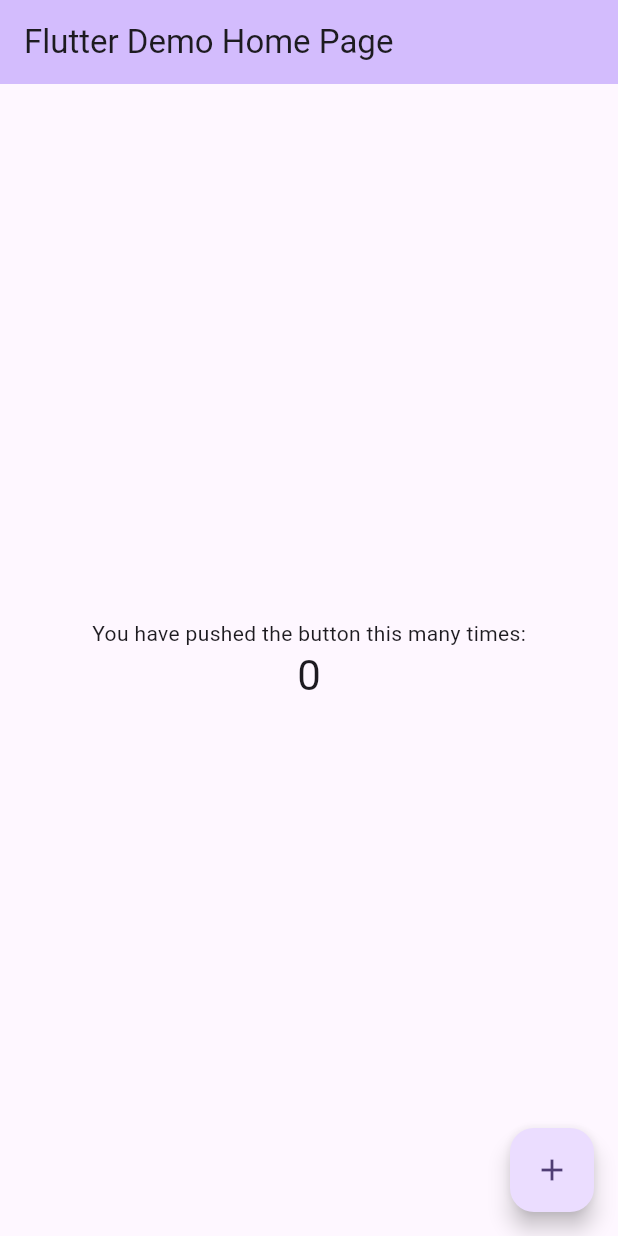
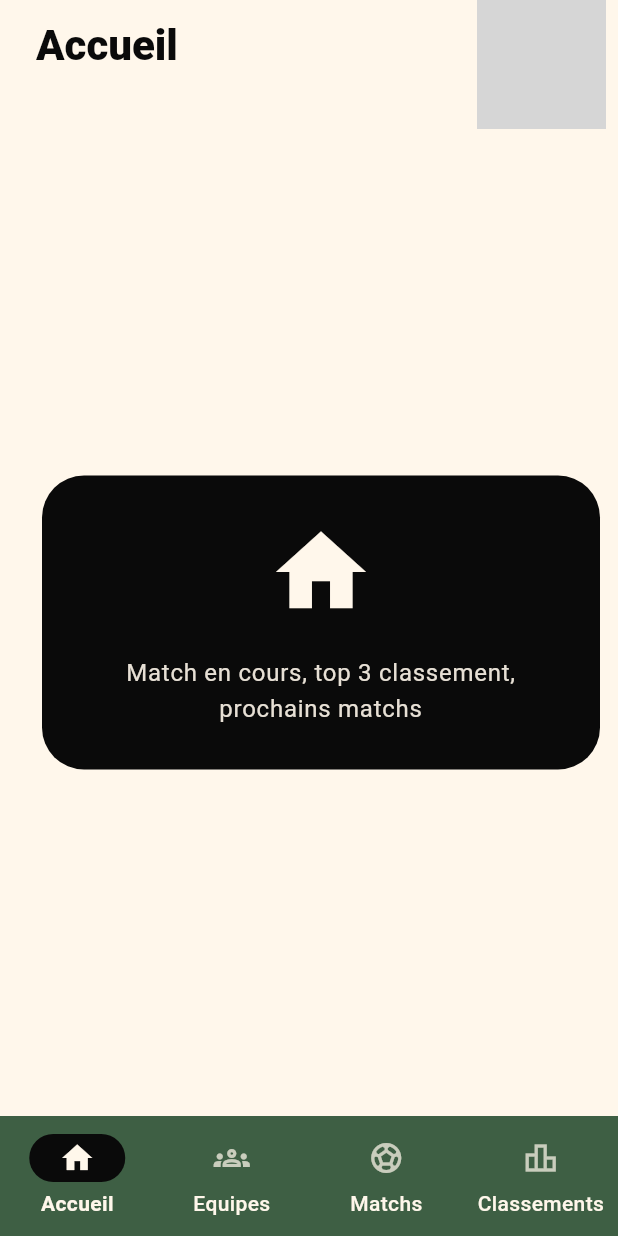
Before and after one commit to Ynough-Corporation/Ynough_dev, a Flutter app: the screen it shows after launch, on a phone screen of 412 x 824 dp. Run offline on Flutter 3.47's test engine with Material 3 defaults, Android fonts, the phone set to English and light mode, and no system bars; grey boxes are pictures that could not be loaded.

Commit message:
feat(navbar) : navbar and logo included

```diff
--- a/Ynough/lib/main.dart
+++ b/Ynough/lib/main.dart
@@ -1,4 +1,10 @@
 import 'package:flutter/material.dart';
+
+import 'navbar/navbar.dart';
+
+const _ynoughBlack = Color(0xFF0A0A0A);
+const _ynoughGreen = Color(0xFF3E5F44);
+const _ynoughCream = Color(0xFFFFF7EB);
 
 void main() {
   runApp(const MyApp());
@@ -7,116 +13,47 @@ void main() {
 class MyApp extends StatelessWidget {
   const MyApp({super.key});
 
-  // This widget is the root of your application.
   @override
   Widget build(BuildContext context) {
     return MaterialApp(
-      title: 'Flutter Demo',
+      debugShowCheckedModeBanner: false,
+      title: 'Ynough',
       theme: ThemeData(
-        // This is the theme of your application.
-        //
-        // TRY THIS: Try running your application with "flutter run". You'll see
-        // the application has a purple toolbar. Then, without quitting the app,
-        // try changing the seedColor in the colorScheme below to Colors.green
-        // and then invoke "hot reload" (save your changes or press the "hot
-        // reload" button in a Flutter-supported IDE, or press "r" if you used
-        // the command line to start the app).
-        //
-        // Notice that the counter didn't reset back to zero; the application
-        // state is not lost during the reload. To reset the state, use hot
-        // restart instead.
-        //
-        // This works for code too, not just values: Most code changes can be
-        // tested with just a hot reload.
-        colorScheme: .fromSeed(seedColor: Colors.deepPurple),
+        colorScheme: const ColorScheme.light(
+          primary: _ynoughGreen,
+          onPrimary: _ynoughCream,
+          secondary: _ynoughGreen,
+          onSecondary: _ynoughCream,
+          surface: _ynoughCream,
+          onSurface: _ynoughBlack,
+          error: Color(0xFFB3261E),
+          onError: Colors.white,
+        ),
+        useMaterial3: true,
+        scaffoldBackgroundColor: _ynoughCream,
+        appBarTheme: const AppBarTheme(
+          backgroundColor: _ynoughGreen,
+          foregroundColor: _ynoughCream,
+        ),
+        navigationBarTheme: NavigationBarThemeData(
+          backgroundColor: _ynoughGreen,
+          indicatorColor: _ynoughBlack,
+          labelTextStyle: WidgetStateProperty.resolveWith((states) {
+            final isSelected = states.contains(WidgetState.selected);
+            return TextStyle(
+              color: _ynoughCream,
+              fontWeight: isSelected ? FontWeight.w700 : FontWeight.w500,
+            );
+          }),
+          iconTheme: WidgetStateProperty.resolveWith((states) {
+            final isSelected = states.contains(WidgetState.selected);
+            return IconThemeData(
+              color: isSelected ? _ynoughCream : _ynoughCream.withValues(alpha: 0.72),
+            );
+          }),
+        ),
       ),
-      home: const MyHomePage(title: 'Flutter Demo Home Page'),
+      home: const MainNavigationScreen(),
     );
   }
 }
-
-class MyHomePage extends StatefulWidget {
-  const MyHomePage({super.key, required this.title});
-
-  // This widget is the home page of your application. It is stateful, meaning
-  // that it has a State object (defined below) that contains fields that affect
-  // how it looks.
-
-  // This class is the configuration for the state. It holds the values (in this
-  // case the title) provided by the parent (in this case the App widget) and
-  // used by the build method of the State. Fields in a Widget subclass are
-  // always marked "final".
-
-  final String title;
-
-  @override
-  State<MyHomePage> createState() => _MyHomePageState();
-}
-
-class _MyHomePageState extends State<MyHomePage> {
-  int _counter = 0;
-
-  void _incrementCounter() {
-    setState(() {
-      // This call to setState tells the Flutter framework that something has
-      // changed in this State, which causes it to rerun the build method below
-      // so that the display can reflect the updated values. If we changed
-      // _counter without calling setState(), then the build method would not be
-      // called again, and so nothing would appear to happen.
-      _counter++;
-    });
-  }
-
-  @override
-  Widget build(BuildContext context) {
-    // This method is rerun every time setState is called, for instance as done
-    // by the _incrementCounter method above.
-    //
-    // The Flutter framework has been optimized to make rerunning build methods
-    // fast, so that you can just rebuild anything that needs updating rather
-    // than having to individually change instances of widgets.
-    return Scaffold(
-      appBar: AppBar(
-        // TRY THIS: Try changing the color here to a specific color (to
-        // Colors.amber, perhaps?) and trigger a hot reload to see the AppBar
-        // change color while the other colors stay the same.
-        backgroundColor: Theme.of(context).colorScheme.inversePrimary,
-        // Here we take the value from the MyHomePage object that was created by
-        // the App.build method, and use it to set our appbar title.
-        title: Text(widget.title),
-      ),
-      body: Center(
-        // Center is a layout widget. It takes a single child and positions it
-        // in the middle of the parent.
-        child: Column(
-          // Column is also a layout widget. It takes a list of children and
-          // arranges them vertically. By default, it sizes itself to fit its
-          // children horizontally, and tries to be as tall as its parent.
-          //
-          // Column has various properties to control how it sizes itself and
-          // how it positions its children. Here we use mainAxisAlignment to
-          // center the children vertically; the main axis here is the vertical
-          // axis because Columns are vertical (the cross axis would be
-          // horizontal).
-          //
-          // TRY THIS: Invoke "debug painting" (choose the "Toggle Debug Paint"
-          // action in the IDE, or press "p" in the console), to see the
-          // wireframe for each widget.
-          mainAxisAlignment: .center,
-          children: [
-            const Text('You have pushed the button this many times:'),
-            Text(
-              '$_counter',
-              style: Theme.of(context).textTheme.headlineMedium,
-            ),
-          ],
-        ),
-      ),
-      floatingActionButton: FloatingActionButton(
-        onPressed: _incrementCounter,
-        tooltip: 'Increment',
-        child: const Icon(Icons.add),
-      ),
-    );
-  }
-}
--- /dev/null
+++ b/Ynough/lib/navbar/navbar.dart
@@ -0,0 +1,200 @@
+import 'package:flutter/material.dart';
+
+const ynoughBlack = Color(0xFF0A0A0A);
+const ynoughCream = Color(0xFFFFF7EB);
+
+class MainNavigationScreen extends StatefulWidget {
+  const MainNavigationScreen({super.key});
+
+  @override
+  State<MainNavigationScreen> createState() => _MainNavigationScreenState();
+}
+
+class _MainNavigationScreenState extends State<MainNavigationScreen> {
+  int _selectedIndex = 0;
+
+  static const List<_NavigationPageData> _pages = [
+    _NavigationPageData(
+      title: 'Accueil',
+      icon: Icons.home_outlined,
+      selectedIcon: Icons.home,
+      page: SectionPage(
+        title: 'Accueil',
+        subtitle: 'Match en cours, top 3 classement, prochains matchs',
+        icon: Icons.home,
+      ),
+    ),
+    _NavigationPageData(
+      title: 'Equipes',
+      icon: Icons.groups_outlined,
+      selectedIcon: Icons.groups,
+      page: SectionPage(
+        title: 'Equipes',
+        subtitle: 'Equipes inscrites, leur nombre de victoires et de defaites, bouton ajouter une equipe',
+        icon: Icons.groups,
+      ),
+    ),
+    _NavigationPageData(
+      title: 'Matchs',
+      icon: Icons.sports_soccer_outlined,
+      selectedIcon: Icons.sports_soccer,
+      page: SectionPage(
+        title: 'Matchs',
+        subtitle: 'Matchs en cours, a venir et termines, ajouter match',
+        icon: Icons.sports_soccer,
+      ),
+    ),
+    _NavigationPageData(
+      title: 'Classements',
+      icon: Icons.leaderboard_outlined,
+      selectedIcon: Icons.leaderboard,
+      page: SectionPage(
+        title: 'Classements',
+        subtitle: 'Classement general de toutes les equipes',
+        icon: Icons.leaderboard,
+      ),
+    ),
+  ];
+
+  @override
+  Widget build(BuildContext context) {
+    return Scaffold(
+      body: IndexedStack(
+        index: _selectedIndex,
+        children: _pages.map((pageData) => pageData.page).toList(),
+      ),
+      bottomNavigationBar: NavigationBar(
+        selectedIndex: _selectedIndex,
+        onDestinationSelected: (index) {
+          setState(() {
+            _selectedIndex = index;
+          });
+        },
+        destinations: _pages
+            .map(
+              (pageData) => NavigationDestination(
+                icon: Icon(pageData.icon),
+                selectedIcon: Icon(pageData.selectedIcon),
+                label: pageData.title,
+              ),
+            )
+            .toList(),
+      ),
+    );
+  }
+}
+
+class _NavigationPageData {
+  const _NavigationPageData({
+    required this.title,
+    required this.icon,
+    required this.selectedIcon,
+    required this.page,
+  });
+
+  final String title;
+  final IconData icon;
+  final IconData selectedIcon;
+  final Widget page;
+}
+
+class SectionPage extends StatelessWidget {
+  const SectionPage({
+    super.key,
+    required this.title,
+    required this.subtitle,
+    required this.icon,
+  });
+
+  final String title;
+  final String subtitle;
+  final IconData icon;
+
+  @override
+  Widget build(BuildContext context) {
+    return Container(
+      width: double.infinity,
+      padding: const EdgeInsets.fromLTRB(24, 0, 8, 24),
+      color: ynoughCream,
+      child: SafeArea(
+        top: false,
+        child: Column(
+          crossAxisAlignment: CrossAxisAlignment.start,
+          children: [
+            Row(
+              crossAxisAlignment: CrossAxisAlignment.start,
+              children: [
+                Expanded(
+                  child: Padding(
+                    padding: const EdgeInsets.only(top: 12),
+                    child: Text(
+                      title,
+                      style: Theme.of(context).textTheme.headlineMedium?.copyWith(
+                        color: ynoughBlack,
+                        fontWeight: FontWeight.w800,
+                      ),
+                    ),
+                  ),
+                ),
+                const SizedBox(width: 16),
+                const Padding(
+                  padding: EdgeInsets.only(top: 0),
+                  child: _YnoughHeaderLogo(),
+                ),
+              ],
+            ),
+            const SizedBox(height: 24),
+            Expanded(
+              child: Center(
+                child: ConstrainedBox(
+                  constraints: const BoxConstraints(maxWidth: 520),
+                  child: Card(
+                    elevation: 0,
+                    color: ynoughBlack,
+                    shape: RoundedRectangleBorder(
+                      borderRadius: BorderRadius.circular(28),
+                    ),
+                    child: Padding(
+                      padding: const EdgeInsets.all(28),
+                      child: Column(
+                        mainAxisSize: MainAxisSize.min,
+                        children: [
+                          Icon(icon, size: 72, color: ynoughCream),
+                          const SizedBox(height: 20),
+                          Text(
+                            subtitle,
+                            style: Theme.of(context).textTheme.bodyLarge?.copyWith(
+                              color: ynoughCream.withValues(alpha: 0.9),
+                            ),
+                            textAlign: TextAlign.center,
+                          ),
+                        ],
+                      ),
+                    ),
+                  ),
+                ),
+              ),
+            ),
+          ],
+        ),
+      ),
+    );
+  }
+}
+
+ class _YnoughHeaderLogo extends StatelessWidget {
+  const _YnoughHeaderLogo();
+
+  @override
+  Widget build(BuildContext context) {
+    return ClipRRect(
+      borderRadius: BorderRadius.circular(16),
+      child: Image.asset(
+        'images/Logo-transparent.png',
+        width: 86,
+        height: 86,
+        fit: BoxFit.contain,
+      ),
+    );
+  }
+}
```
Also changed, not shown: Ynough/images/Logo-transparent.png (added).
